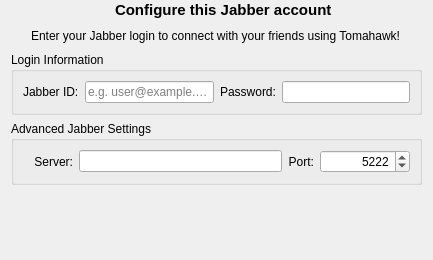
Before: the Qt Designer form src/sip/jabber/configwidget.ui in tomahawk-player/tomahawk, drawn with Qt 5.
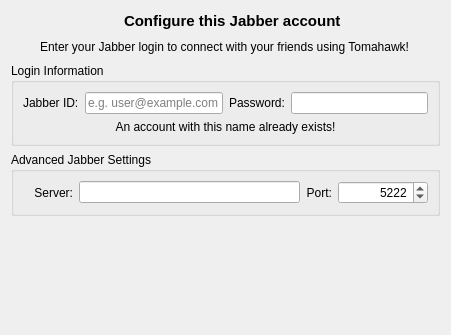
After: the same form once the commit is applied. Icons and pictures are not drawn.

What changed in the file:
```diff
--- a/src/sip/jabber/configwidget.ui
+++ b/src/sip/jabber/configwidget.ui
@@ -6,17 +6,14 @@
    <rect>
     <x>0</x>
     <y>0</y>
-    <width>433</width>
-    <height>260</height>
+    <width>451</width>
+    <height>335</height>
    </rect>
   </property>
   <property name="windowTitle">
    <string>Jabber Configuration</string>
   </property>
   <layout class="QVBoxLayout" name="verticalLayout_2">
-   <property name="topMargin">
-    <number>0</number>
-   </property>
    <item>
     <layout class="QHBoxLayout" name="horizontalLayout">
      <item>
@@ -185,6 +182,16 @@
         </item>
        </layout>
       </item>
+      <item>
+       <widget class="QLabel" name="jidExistsLabel">
+        <property name="text">
+         <string>An account with this name already exists!</string>
+        </property>
+        <property name="alignment">
+         <set>Qt::AlignCenter</set>
+        </property>
+       </widget>
+      </item>
      </layout>
     </widget>
    </item>
```
